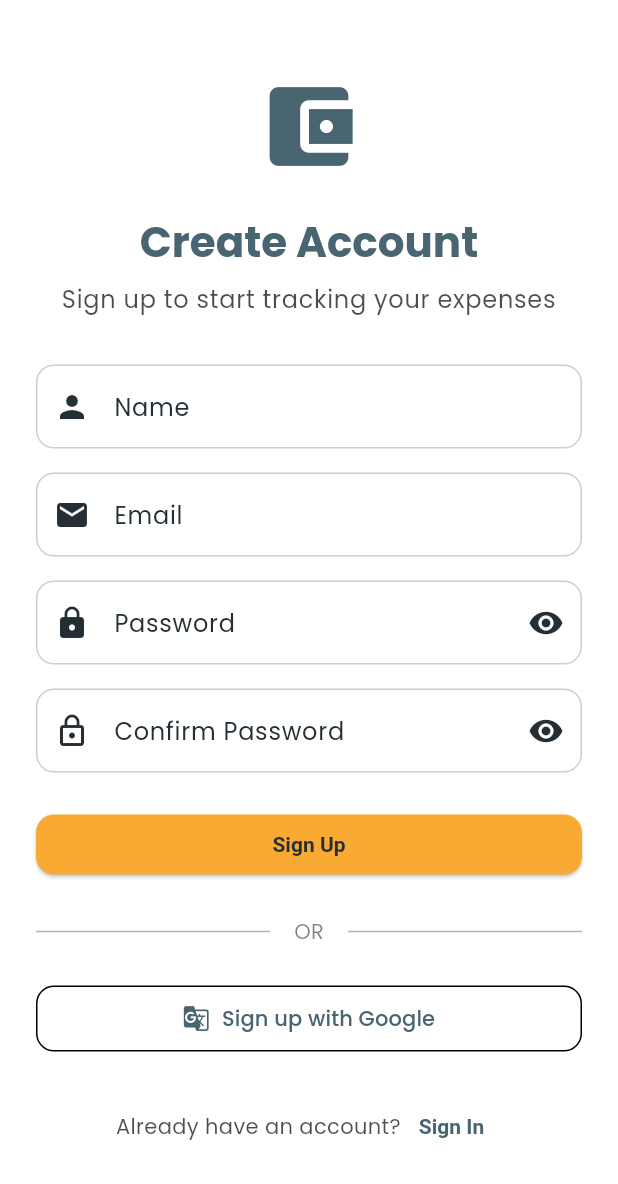
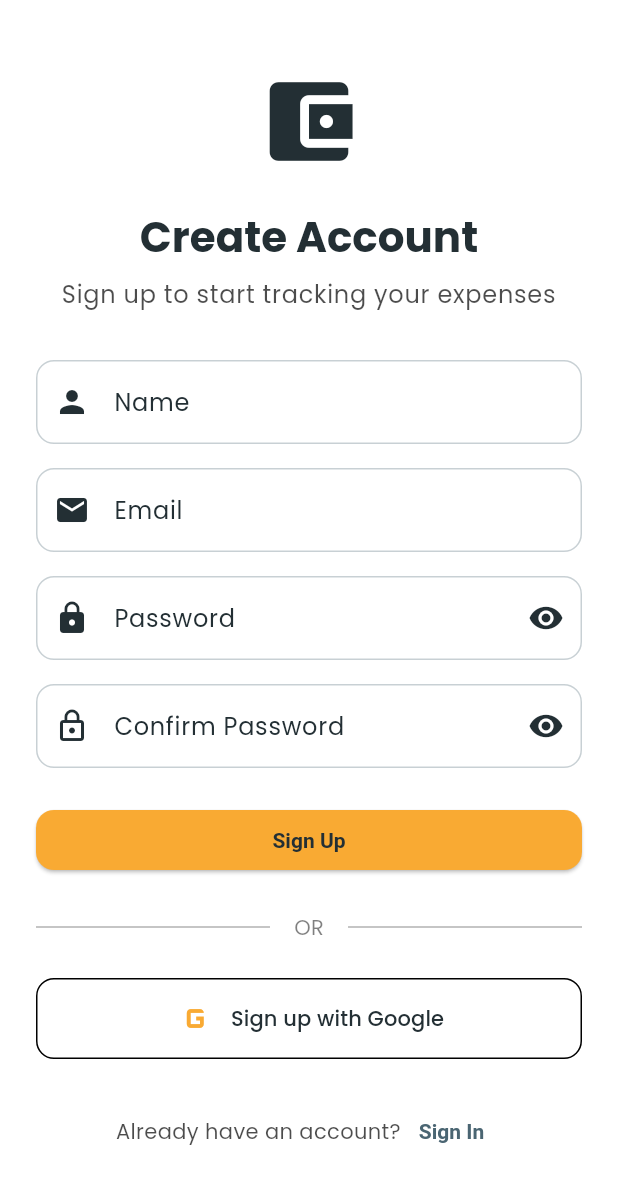
Before and after one commit to eyoaab/Expense-Trucker, a Flutter app: the LoginScreen screen opened directly, after a tap on "Sign In", after a tap on "Sign in with Google", after a tap on "Sign Up", on a phone screen of 412 x 824 dp. Shown: the top 1184 px of the screen. Run offline on Flutter 3.47's test engine with Material 3 defaults, Android fonts, the phone set to English and light mode, and no system bars; our stand-ins replace cloud_firestore, device_preview, firebase_auth, firebase_core, firebase_storage, fl_chart and 5 more; accounts and stored records are empty.

Commit message:
completd refining  the login and sign up page

```diff
--- a/expense_trucker/lib/core/theme/app_theme.dart
+++ b/expense_trucker/lib/core/theme/app_theme.dart
@@ -186,7 +186,7 @@ class AppTheme {
         ),
         focusedBorder: OutlineInputBorder(
           borderRadius: BorderRadius.circular(12),
-          borderSide: BorderSide(color: _accentColor),
+          borderSide: const BorderSide(color: _accentColor),
         ),
         errorBorder: OutlineInputBorder(
           borderRadius: BorderRadius.circular(12),
--- a/expense_trucker/lib/features/auth/screens/login_screen.dart
+++ b/expense_trucker/lib/features/auth/screens/login_screen.dart
@@ -129,7 +129,7 @@ class _LoginScreenState extends State<LoginScreen> {
                 Icon(
                   Icons.account_balance_wallet,
                   size: 80,
-                  color: Theme.of(context).colorScheme.primary,
+                  color: Theme.of(context).colorScheme.onSecondary,
                 ),
                 const SizedBox(height: 24),
 
@@ -138,7 +138,7 @@ class _LoginScreenState extends State<LoginScreen> {
                   'Welcome Back',
                   style: Theme.of(context).textTheme.headlineMedium?.copyWith(
                         fontWeight: FontWeight.bold,
-                        color: Theme.of(context).colorScheme.primary,
+                        color: Theme.of(context).colorScheme.onSecondary,
                       ),
                   textAlign: TextAlign.center,
                 ),
@@ -246,20 +246,32 @@ class _LoginScreenState extends State<LoginScreen> {
                       ElevatedButton(
                         onPressed: _isLoading ? null : _signIn,
                         style: ElevatedButton.styleFrom(
+                          backgroundColor:
+                              Theme.of(context).colorScheme.secondary,
                           padding: const EdgeInsets.symmetric(vertical: 12),
                           shape: RoundedRectangleBorder(
                             borderRadius: BorderRadius.circular(12),
                           ),
                         ),
-                        child: _isLoading
-                            ? const SizedBox(
+                        child: Row(
+                          mainAxisAlignment: MainAxisAlignment.center,
+                          children: [
+                            if (_isLoading)
+                              const SizedBox(
                                 height: 20,
                                 width: 20,
                                 child: CircularProgressIndicator(
                                   strokeWidth: 2,
+                                  color: Colors.white,
                                 ),
-                              )
-                            : const Text('Sign In'),
+                              ),
+                            if (_isLoading) const SizedBox(width: 8),
+                            Text(
+                              _isLoading ? 'Signing In...' : 'Sign In',
+                              style: const TextStyle(color: Colors.white),
+                            ),
+                          ],
+                        ),
                       ),
                       const SizedBox(height: 24),
 
@@ -306,9 +318,16 @@ class _LoginScreenState extends State<LoginScreen> {
                         //   'assets/icons/google_logo.png',
                         //   height: 24,
                         // ),
-                        icon: const Icon(Icons.g_translate),
+                        icon: Icon(
+                          Icons.g_mobiledata,
+                          size: 30,
+                          color: Theme.of(context).colorScheme.secondary,
+                        ),
 
-                        label: const Text('Sign in with Google'),
+                        label: Text('Sign in with Google',
+                            style: TextStyle(
+                                color:
+                                    Theme.of(context).colorScheme.onSecondary)),
                         style: OutlinedButton.styleFrom(
                           padding: const EdgeInsets.symmetric(vertical: 12),
                           shape: RoundedRectangleBorder(
--- a/expense_trucker/lib/features/auth/screens/signup_screen.dart
+++ b/expense_trucker/lib/features/auth/screens/signup_screen.dart
@@ -143,7 +143,7 @@ class _SignupScreenState extends State<SignupScreen> {
                   Icon(
                     Icons.account_balance_wallet,
                     size: 70,
-                    color: theme.colorScheme.primary,
+                    color: theme.colorScheme.onSecondary,
                   ),
                   const SizedBox(height: 24),
 
@@ -152,7 +152,7 @@ class _SignupScreenState extends State<SignupScreen> {
                     'Create Account',
                     style: theme.textTheme.headlineMedium?.copyWith(
                       fontWeight: FontWeight.bold,
-                      color: theme.colorScheme.primary,
+                      color: theme.colorScheme.onSecondary,
                     ),
                     textAlign: TextAlign.center,
                   ),
@@ -354,8 +354,15 @@ class _SignupScreenState extends State<SignupScreen> {
                     //   'assets/icons/google_logo.png',
                     //   height: 24,
                     // ),
-                    icon: const Icon(Icons.g_translate),
-                    label: const Text('Sign up with Google'),
+                    icon: Icon(
+                      Icons.g_mobiledata,
+                      size: 30,
+                      color: Theme.of(context).colorScheme.secondary,
+                    ),
+
+                    label: Text('Sign up with Google',
+                        style: TextStyle(
+                            color: Theme.of(context).colorScheme.onSecondary)),
                     style: OutlinedButton.styleFrom(
                       padding: const EdgeInsets.symmetric(vertical: 12),
                       shape: RoundedRectangleBorder(
--- a/expense_trucker/lib/features/auth/screens/splash_screen.dart
+++ b/expense_trucker/lib/features/auth/screens/splash_screen.dart
@@ -144,11 +144,13 @@ class _SplashScreenState extends State<SplashScreen>
                     const SizedBox(height: 24),
                     Text(
                       'Expense Tracker',
-                      style:
-                          Theme.of(context).textTheme.headlineMedium?.copyWith(
-                                fontWeight: FontWeight.bold,
-                                color: Theme.of(context).colorScheme.primary,
-                              ),
+                      style: Theme.of(context)
+                          .textTheme
+                          .headlineMedium
+                          ?.copyWith(
+                            fontWeight: FontWeight.bold,
+                            color: Theme.of(context).colorScheme.onSecondary,
+                          ),
                     ),
                     const SizedBox(height: 8),
                     Text(
```
Also changed, not shown: expense_trucker/assets/images/google_logo.jpeg (added), expense_trucker/assets/images/google_logo.png (deleted).
